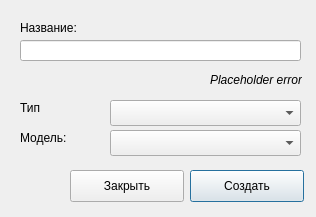
Before: the Qt Designer form src/Tsunami/CreateDeviceDialog.ui in maluginp/Tsunami, drawn with Qt 5.
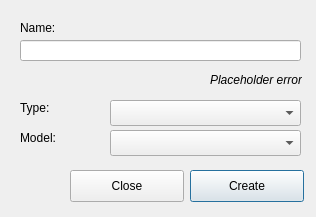
After: the same form once the commit is applied.

Patch:
```diff
--- a/src/Tsunami/CreateDeviceDialog.ui
+++ b/src/Tsunami/CreateDeviceDialog.ui
@@ -23,7 +23,7 @@
     </rect>
    </property>
    <property name="text">
-    <string>Создать</string>
+    <string>Create</string>
    </property>
   </widget>
   <widget class="QPushButton" name="closeButton">
@@ -36,7 +36,7 @@
     </rect>
    </property>
    <property name="text">
-    <string>Закрыть</string>
+    <string>Close</string>
    </property>
   </widget>
   <widget class="QLabel" name="label">
@@ -49,7 +49,7 @@
     </rect>
    </property>
    <property name="text">
-    <string>Название:</string>
+    <string>Name:</string>
    </property>
   </widget>
   <widget class="QComboBox" name="deviceTypeComboBox">
@@ -82,7 +82,7 @@
     </rect>
    </property>
    <property name="text">
-    <string>Тип</string>
+    <string>Type:</string>
    </property>
   </widget>
   <widget class="QLabel" name="label_3">
@@ -95,7 +95,7 @@
     </rect>
    </property>
    <property name="text">
-    <string>Модель:</string>
+    <string>Model:</string>
    </property>
   </widget>
   <widget class="QComboBox" name="deviceModelComboBox">
```
Left out of the diff: 2 changed lines with no effect on the pictures.
